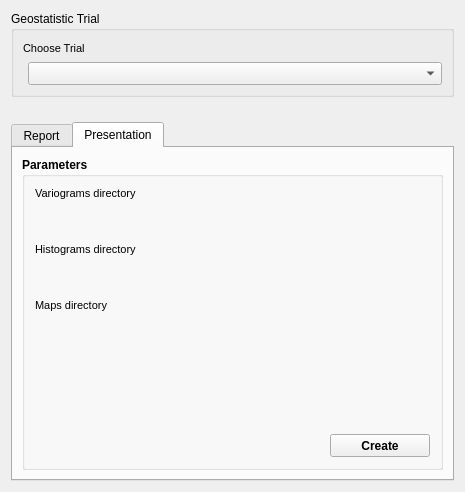
Above: gui/report/report_dlg_base.ui from franciscocamellon/lallemand_plant_care before the change. Below: the same form after it.
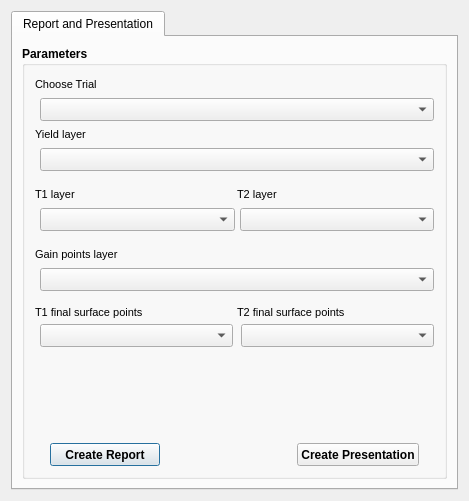
That is the form after the change. Custom widgets are drawn as their Qt base class.

Commit message: Finished with creating report

The edit to the form file:
```diff
--- a/gui/report/report_dlg_base.ui
+++ b/gui/report/report_dlg_base.ui
@@ -6,8 +6,8 @@
    <rect>
     <x>0</x>
     <y>0</y>
-    <width>465</width>
-    <height>492</height>
+    <width>469</width>
+    <height>501</height>
    </rect>
   </property>
   <property name="minimumSize">
@@ -20,14 +20,14 @@
    <string>Dialog</string>
   </property>
   <layout class="QGridLayout" name="gridLayout">
-   <item row="2" column="0">
+   <item row="2" column="1">
     <widget class="QTabWidget" name="presentation">
      <property name="currentIndex">
-      <number>1</number>
+      <number>0</number>
      </property>
      <widget class="QWidget" name="reportTab">
       <attribute name="title">
-       <string>Report</string>
+       <string>Report and Presentation</string>
       </attribute>
       <layout class="QGridLayout" name="gridLayout_2">
        <item row="0" column="0">
@@ -69,6 +69,71 @@
           <property name="bottomMargin">
            <number>10</number>
           </property>
+          <item>
+           <layout class="QVBoxLayout" name="verticalLayout_5">
+            <property name="spacing">
+             <number>5</number>
+            </property>
+            <property name="leftMargin">
+             <number>0</number>
+            </property>
+            <property name="rightMargin">
+             <number>0</number>
+            </property>
+            <item>
+             <layout class="QHBoxLayout" name="horizontalLayout_7">
+              <item>
+               <widget class="QLabel" name="gainSurfacePointsLabel_3">
+                <property name="minimumSize">
+                 <size>
+                  <width>0</width>
+                  <height>17</height>
+                 </size>
+                </property>
+                <property name="font">
+                 <font>
+                  <family>MS Shell Dlg 2</family>
+                  <pointsize>8</pointsize>
+                  <weight>50</weight>
+                  <italic>false</italic>
+                  <bold>false</bold>
+                 </font>
+                </property>
+                <property name="styleSheet">
+                 <string notr="true">font: 8pt &quot;MS Shell Dlg 2&quot;</string>
+                </property>
+                <property name="text">
+                 <string>Choose Trial</string>
+                </property>
+               </widget>
+              </item>
+             </layout>
+            </item>
+            <item>
+             <layout class="QHBoxLayout" name="horizontalLayout_8">
+              <property name="spacing">
+               <number>5</number>
+              </property>
+              <property name="leftMargin">
+               <number>5</number>
+              </property>
+              <item>
+               <widget class="QComboBox" name="trialComboBox">
+                <property name="minimumSize">
+                 <size>
+                  <width>0</width>
+                  <height>23</height>
+                 </size>
+                </property>
+                <property name="styleSheet">
+                 <string notr="true">font: 8pt &quot;MS Shell Dlg 2&quot;</string>
+                </property>
+               </widget>
+              </item>
+             </layout>
+            </item>
+           </layout>
+          </item>
           <item>
            <layout class="QVBoxLayout" name="verticalLayout_6">
             <property name="spacing">
@@ -523,13 +588,16 @@
              <number>0</number>
             </property>
             <item>
-             <spacer name="horizontalSpacer_5">
+             <spacer name="horizontalSpacer">
               <property name="orientation">
                <enum>Qt::Horizontal</enum>
               </property>
+              <property name="sizeType">
+               <enum>QSizePolicy::Fixed</enum>
+              </property>
               <property name="sizeHint" stdset="0">
                <size>
-                <width>40</width>
+                <width>15</width>
                 <height>20</height>
                </size>
               </property>
@@ -539,7 +607,7 @@
              <widget class="QPushButton" name="reportPushButton">
               <property name="minimumSize">
                <size>
-                <width>100</width>
+                <width>110</width>
                 <height>23</height>
                </size>
               </property>
@@ -553,344 +621,12 @@
                <string notr="true">font: 8pt &quot;MS Shell Dlg 2&quot;;</string>
               </property>
               <property name="text">
-               <string>Create</string>
+               <string>Create Report</string>
               </property>
              </widget>
             </item>
-           </layout>
-          </item>
-         </layout>
-        </widget>
-       </item>
-      </layout>
-     </widget>
-     <widget class="QWidget" name="tab_3">
-      <attribute name="title">
-       <string>Presentation</string>
-      </attribute>
-      <layout class="QGridLayout" name="gridLayout_4">
-       <item row="0" column="0">
-        <widget class="QGroupBox" name="parametersGroupBox_2">
-         <property name="sizePolicy">
-          <sizepolicy hsizetype="Preferred" vsizetype="MinimumExpanding">
-           <horstretch>0</horstretch>
-           <verstretch>0</verstretch>
-          </sizepolicy>
-         </property>
-         <property name="minimumSize">
-          <size>
-           <width>0</width>
-           <height>90</height>
-          </size>
-         </property>
-         <property name="font">
-          <font>
-           <weight>75</weight>
-           <bold>true</bold>
-          </font>
-         </property>
-         <property name="title">
-          <string>Parameters</string>
-         </property>
-         <layout class="QVBoxLayout" name="verticalLayout_12">
-          <property name="spacing">
-           <number>5</number>
-          </property>
-          <property name="leftMargin">
-           <number>10</number>
-          </property>
-          <property name="topMargin">
-           <number>10</number>
-          </property>
-          <property name="rightMargin">
-           <number>10</number>
-          </property>
-          <property name="bottomMargin">
-           <number>10</number>
-          </property>
-          <item>
-           <layout class="QVBoxLayout" name="verticalLayout_13">
-            <property name="spacing">
-             <number>5</number>
-            </property>
-            <property name="leftMargin">
-             <number>0</number>
-            </property>
-            <property name="rightMargin">
-             <number>10</number>
-            </property>
             <item>
-             <layout class="QHBoxLayout" name="horizontalLayout_21">
-              <item>
-               <widget class="QLabel" name="pointsFileLabel_4">
-                <property name="font">
-                 <font>
-                  <family>MS Shell Dlg 2</family>
-                  <pointsize>8</pointsize>
-                  <weight>50</weight>
-                  <italic>false</italic>
-                  <bold>false</bold>
-                 </font>
-                </property>
-                <property name="styleSheet">
-                 <string notr="true">font: 8pt &quot;MS Shell Dlg 2&quot;</string>
-                </property>
-                <property name="text">
-                 <string>Variograms directory</string>
-                </property>
-               </widget>
-              </item>
-             </layout>
-            </item>
-            <item>
-             <layout class="QHBoxLayout" name="horizontalLayout_22">
-              <property name="spacing">
-               <number>5</number>
-              </property>
-              <property name="leftMargin">
-               <number>10</number>
-              </property>
-              <item>
-               <widget class="QgsFileWidget" name="variogramsFileWidget">
-                <property name="sizePolicy">
-                 <sizepolicy hsizetype="Expanding" vsizetype="Fixed">
-                  <horstretch>0</horstretch>
-                  <verstretch>0</verstretch>
-                 </sizepolicy>
-                </property>
-                <property name="minimumSize">
-                 <size>
-                  <width>0</width>
-                  <height>23</height>
-                 </size>
-                </property>
-                <property name="maximumSize">
-                 <size>
-                  <width>16777215</width>
-                  <height>16777215</height>
-                 </size>
-                </property>
-                <property name="styleSheet">
-                 <string notr="true">font: 8pt &quot;MS Shell Dlg 2&quot;;</string>
-                </property>
-                <property name="filter">
-                 <string>*.shp</string>
-                </property>
-                <property name="storageMode">
-                 <enum>QgsFileWidget::GetFile</enum>
-                </property>
-               </widget>
-              </item>
-             </layout>
-            </item>
-           </layout>
-          </item>
-          <item>
-           <spacer name="verticalSpacer_9">
-            <property name="orientation">
-             <enum>Qt::Vertical</enum>
-            </property>
-            <property name="sizeType">
-             <enum>QSizePolicy::Fixed</enum>
-            </property>
-            <property name="sizeHint" stdset="0">
-             <size>
-              <width>20</width>
-              <height>10</height>
-             </size>
-            </property>
-           </spacer>
-          </item>
-          <item>
-           <layout class="QVBoxLayout" name="verticalLayout_14">
-            <property name="spacing">
-             <number>5</number>
-            </property>
-            <property name="leftMargin">
-             <number>0</number>
-            </property>
-            <property name="rightMargin">
-             <number>10</number>
-            </property>
-            <item>
-             <layout class="QHBoxLayout" name="horizontalLayout_23">
-              <item>
-               <widget class="QLabel" name="pointsFileLabel_5">
-                <property name="font">
-                 <font>
-                  <family>MS Shell Dlg 2</family>
-                  <pointsize>8</pointsize>
-                  <weight>50</weight>
-                  <italic>false</italic>
-                  <bold>false</bold>
-                 </font>
-                </property>
-                <property name="styleSheet">
-                 <string notr="true">font: 8pt &quot;MS Shell Dlg 2&quot;</string>
-                </property>
-                <property name="text">
-                 <string>Histograms directory</string>
-                </property>
-               </widget>
-              </item>
-             </layout>
-            </item>
-            <item>
-             <layout class="QHBoxLayout" name="horizontalLayout_24">
-              <property name="spacing">
-               <number>5</number>
-              </property>
-              <property name="leftMargin">
-               <number>10</number>
-              </property>
-              <item>
-               <widget class="QgsFileWidget" name="histogramsFileWidget">
-                <property name="sizePolicy">
-                 <sizepolicy hsizetype="Expanding" vsizetype="Fixed">
-                  <horstretch>0</horstretch>
-                  <verstretch>0</verstretch>
-                 </sizepolicy>
-                </property>
-                <property name="minimumSize">
-                 <size>
-                  <width>0</width>
-                  <height>23</height>
-                 </size>
-                </property>
-                <property name="maximumSize">
-                 <size>
-                  <width>16777215</width>
-                  <height>16777215</height>
-                 </size>
-                </property>
-                <property name="styleSheet">
-                 <string notr="true">font: 8pt &quot;MS Shell Dlg 2&quot;;</string>
-                </property>
-                <property name="filter">
-                 <string>*.shp</string>
-                </property>
-                <property name="storageMode">
-                 <enum>QgsFileWidget::GetFile</enum>
-                </property>
-               </widget>
-              </item>
-             </layout>
-            </item>
-           </layout>
-          </item>
-          <item>
-           <spacer name="verticalSpacer_10">
-            <property name="orientation">
-             <enum>Qt::Vertical</enum>
-            </property>
-            <property name="sizeType">
-             <enum>QSizePolicy::Fixed</enum>
-            </property>
-            <property name="sizeHint" stdset="0">
-             <size>
-              <width>20</width>
-              <height>10</height>
-             </size>
-            </property>
-           </spacer>
-          </item>
-          <item>
-           <layout class="QVBoxLayout" name="verticalLayout_15">
-            <property name="spacing">
-             <number>5</number>
-            </property>
-            <property name="leftMargin">
-             <number>0</number>
-            </property>
-            <property name="rightMargin">
-             <number>10</number>
-            </property>
-            <item>
-             <layout class="QHBoxLayout" name="horizontalLayout_25">
-              <item>
-               <widget class="QLabel" name="pointsFileLabel_6">
-                <property name="font">
-                 <font>
-                  <family>MS Shell Dlg 2</family>
-                  <pointsize>8</pointsize>
-                  <weight>50</weight>
-                  <italic>false</italic>
-                  <bold>false</bold>
-                 </font>
-                </property>
-                <property name="styleSheet">
-                 <string notr="true">font: 8pt &quot;MS Shell Dlg 2&quot;</string>
-                </property>
-                <property name="text">
-                 <string>Maps directory</string>
-                </property>
-               </widget>
-              </item>
-             </layout>
-            </item>
-            <item>
-             <layout class="QHBoxLayout" name="horizontalLayout_26">
-              <property name="spacing">
-               <number>5</number>
-              </property>
-              <property name="leftMargin">
-               <number>10</number>
-              </property>
-              <item>
-               <widget class="QgsFileWidget" name="mapsFileWidget">
-                <property name="sizePolicy">
-                 <sizepolicy hsizetype="Expanding" vsizetype="Fixed">
-                  <horstretch>0</horstretch>
-                  <verstretch>0</verstretch>
-                 </sizepolicy>
-                </property>
-                <property name="minimumSize">
-                 <size>
-                  <width>0</width>
-                  <height>23</height>
-                 </size>
-                </property>
-                <property name="maximumSize">
-                 <size>
-                  <width>16777215</width>
-                  <height>16777215</height>
-                 </size>
-                </property>
-                <property name="styleSheet">
-                 <string notr="true">font: 8pt &quot;MS Shell Dlg 2&quot;;</string>
-                </property>
-                <property name="filter">
-                 <string>*.shp</string>
-                </property>
-                <property name="storageMode">
-                 <enum>QgsFileWidget::GetFile</enum>
-                </property>
-               </widget>
-              </item>
-             </layout>
-            </item>
-           </layout>
-          </item>
-          <item>
-           <spacer name="verticalSpacer_11">
-            <property name="orientation">
-             <enum>Qt::Vertical</enum>
-            </property>
-            <property name="sizeHint" stdset="0">
-             <size>
-              <width>20</width>
-              <height>40</height>
-             </size>
-            </property>
-           </spacer>
-          </item>
-          <item>
-           <layout class="QHBoxLayout" name="horizontalLayout_27">
-            <property name="spacing">
-             <number>0</number>
-            </property>
-            <item>
-             <spacer name="horizontalSpacer_7">
+             <spacer name="horizontalSpacer_5">
               <property name="orientation">
                <enum>Qt::Horizontal</enum>
               </property>
@@ -903,10 +639,10 @@
              </spacer>
             </item>
             <item>
-             <widget class="QPushButton" name="reportPushButton_3">
+             <widget class="QPushButton" name="presPushButton">
               <property name="minimumSize">
                <size>
-                <width>100</width>
+                <width>110</width>
                 <height>23</height>
                </size>
               </property>
@@ -920,10 +656,26 @@
                <string notr="true">font: 8pt &quot;MS Shell Dlg 2&quot;;</string>
               </property>
               <property name="text">
-               <string>Create</string>
+               <string>Create Presentation</string>
               </property>
              </widget>
             </item>
+            <item>
+             <spacer name="horizontalSpacer_2">
+              <property name="orientation">
+               <enum>Qt::Horizontal</enum>
+              </property>
+              <property name="sizeType">
+               <enum>QSizePolicy::Fixed</enum>
+              </property>
+              <property name="sizeHint" stdset="0">
+               <size>
+                <width>15</width>
+                <height>20</height>
+               </size>
+              </property>
+             </spacer>
+            </item>
            </layout>
           </item>
          </layout>
@@ -933,104 +685,9 @@
      </widget>
     </widget>
    </item>
-   <item row="1" column="0">
-    <spacer name="verticalSpacer_3">
-     <property name="orientation">
-      <enum>Qt::Vertical</enum>
-     </property>
-     <property name="sizeHint" stdset="0">
-      <size>
-       <width>20</width>
-       <height>40</height>
-      </size>
-     </property>
-    </spacer>
-   </item>
-   <item row="0" column="0">
-    <widget class="QGroupBox" name="groupBox">
-     <property name="styleSheet">
-      <string notr="true"/>
-     </property>
-     <property name="title">
-      <string>Geostatistic Trial</string>
-     </property>
-     <layout class="QGridLayout" name="gridLayout_3">
-      <item row="0" column="0">
-       <layout class="QVBoxLayout" name="verticalLayout_5">
-        <property name="spacing">
-         <number>5</number>
-        </property>
-        <property name="leftMargin">
-         <number>0</number>
-        </property>
-        <property name="rightMargin">
-         <number>0</number>
-        </property>
-        <item>
-         <layout class="QHBoxLayout" name="horizontalLayout_7">
-          <item>
-           <widget class="QLabel" name="gainSurfacePointsLabel_3">
-            <property name="minimumSize">
-             <size>
-              <width>0</width>
-              <height>17</height>
-             </size>
-            </property>
-            <property name="font">
-             <font>
-              <family>MS Shell Dlg 2</family>
-              <pointsize>8</pointsize>
-              <weight>50</weight>
-              <italic>false</italic>
-              <bold>false</bold>
-             </font>
-            </property>
-            <property name="styleSheet">
-             <string notr="true">font: 8pt &quot;MS Shell Dlg 2&quot;</string>
-            </property>
-            <property name="text">
-             <string>Choose Trial</string>
-            </property>
-           </widget>
-          </item>
-         </layout>
-        </item>
-        <item>
-         <layout class="QHBoxLayout" name="horizontalLayout_8">
-          <property name="spacing">
-           <number>5</number>
-          </property>
-          <property name="leftMargin">
-           <number>5</number>
-          </property>
-          <item>
-           <widget class="QComboBox" name="trialComboBox_2">
-            <property name="minimumSize">
-             <size>
-              <width>0</width>
-              <height>23</height>
-             </size>
-            </property>
-            <property name="styleSheet">
-             <string notr="true">font: 8pt &quot;MS Shell Dlg 2&quot;</string>
-            </property>
-           </widget>
-          </item>
-         </layout>
-        </item>
-       </layout>
-      </item>
-     </layout>
-    </widget>
-   </item>
   </layout>
  </widget>
  <customwidgets>
-  <customwidget>
-   <class>QgsFileWidget</class>
-   <extends>QWidget</extends>
-   <header>qgsfilewidget.h</header>
-  </customwidget>
   <customwidget>
    <class>QgsMapLayerComboBox</class>
    <extends>QComboBox</extends>
```
Left out of the diff: 14 changed lines with no effect on the pictures. The commit also changes 6 other files.
